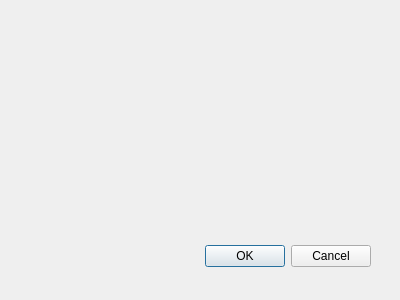
Old version of the form client/help.ui in the repository UCR-UAS/BISON-View.
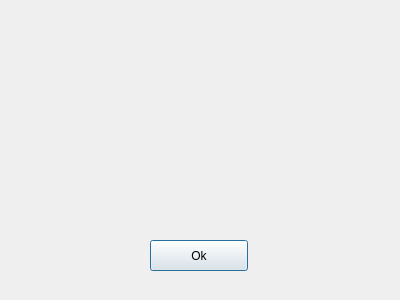
New version of the form.

```diff
--- a/client/help.ui
+++ b/client/help.ui
@@ -15,20 +15,17 @@
   <property name="windowTitle">
    <string>Dialog</string>
   </property>
-  <widget name="buttonBox" class="QDialogButtonBox">
+  <widget class="QPushButton" name="pushButton">
    <property name="geometry">
     <rect>
-     <x>30</x>
+     <x>150</x>
      <y>240</y>
-     <width>341</width>
-     <height>32</height>
+     <width>98</width>
+     <height>31</height>
     </rect>
    </property>
-   <property name="orientation">
-    <enum>Qt::Horizontal</enum>
-   </property>
-   <property name="standardButtons">
-    <set>QDialogButtonBox::Cancel|QDialogButtonBox::Ok</set>
+   <property name="text">
+    <string>Ok</string>
    </property>
   </widget>
  </widget>
```
Left out of the diff: 44 changed lines with no effect on the pictures.
